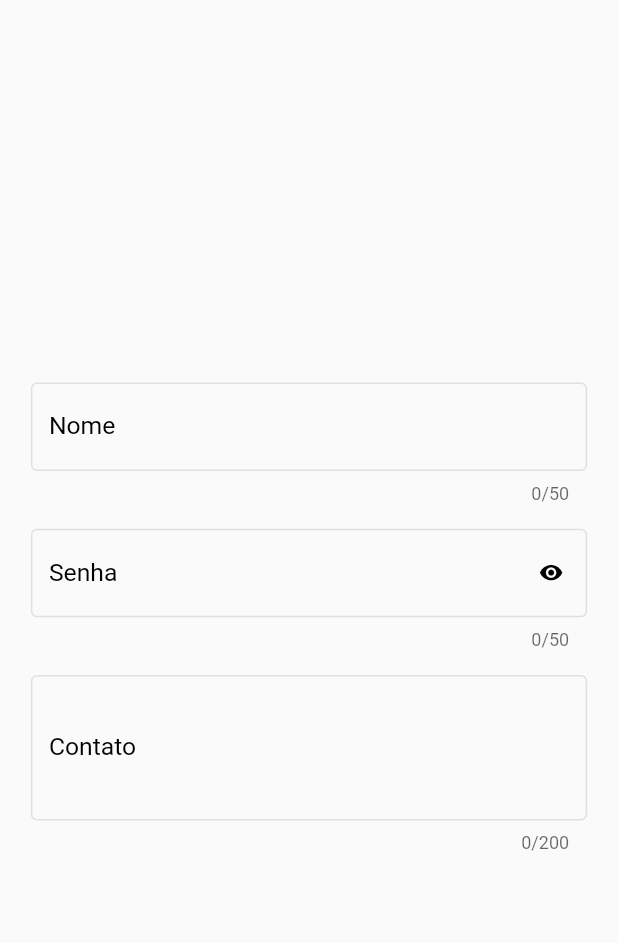
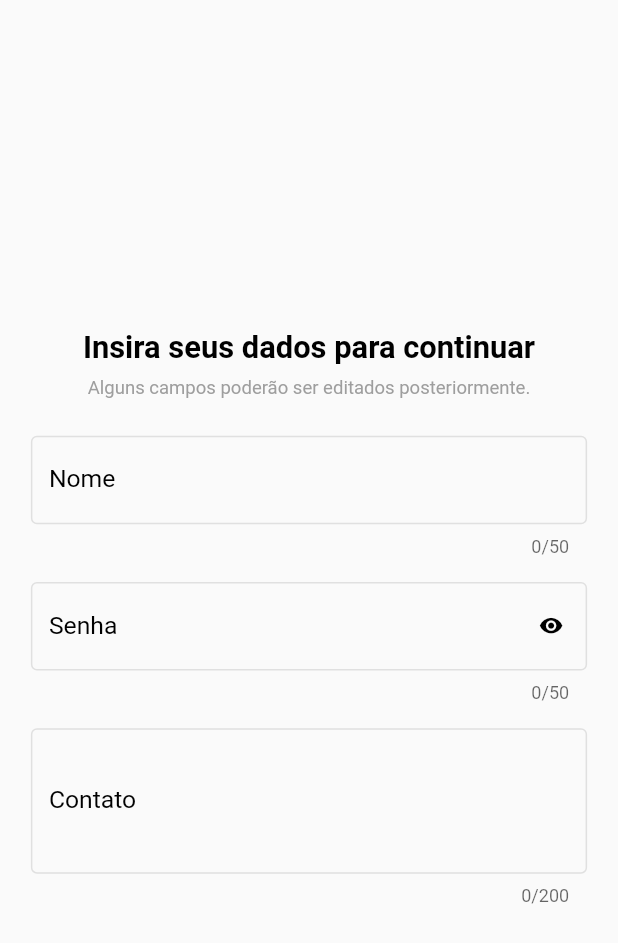
Before and after one commit to cecruzbrito/repime, a Flutter app: the RegistrarLocadorPage screen opened by its route, on a phone screen of 412 x 824 dp. Shown: the top 943 px of the screen. Run offline on Flutter 3.47's test engine with Material 2 defaults, Android fonts, the phone set to English and light mode, and no system bars; our stand-ins replace flutter_mobx, flutter_modular, image_picker, mobx; missing offline and left inert: postgres; generated files the repository leaves out were written again.

Commit message:
Registrar Locador (Parte 3)

```diff
--- a/lib/app/global_widgets/field_app/blocs/settings_field_app.dart
+++ b/lib/app/global_widgets/field_app/blocs/settings_field_app.dart
@@ -10,6 +10,8 @@ class SettingsFieldApp {
   Widget? suffixWidget;
   int? max;
   bool isMultLine;
+  bool? isAlternative;
+
   SettingsFieldApp(
       {this.hintText,
       this.max,
@@ -19,6 +21,7 @@ class SettingsFieldApp {
       this.ctr,
       this.validator,
       this.isMultLine = false,
+      this.isAlternative = false,
       this.obscureText = false,
       this.suffixWidget});
 }
--- a/lib/app/pages/registrar_locador_page/registrar_locador_page.dart
+++ b/lib/app/pages/registrar_locador_page/registrar_locador_page.dart
@@ -2,8 +2,10 @@ import 'package:flutter/material.dart';
 import 'package:flutter_mobx/flutter_mobx.dart';
 import 'package:repime/app/global_widgets/loading_app/loading_app.dart';
 import 'package:repime/app/pages/registrar_locador_page/ctr_registrar_locador_page/ctr_registrar_locador_page.dart';
+import 'package:repime/app/pages/registrar_locador_page/widgets/parte_2/insercao_dados_parte_2.dart';
 
 import 'widgets/parte_1/insercao_dados_parte_1.dart';
+import 'widgets/parte_3/insercao_dados_parte_3.dart';
 
 class RegistrarLocadorPage extends StatefulWidget {
   const RegistrarLocadorPage({super.key});
@@ -25,7 +27,21 @@ class _RegistrarLocadorPageState extends State<RegistrarLocadorPage> {
           }
           return Padding(
               padding: EdgeInsets.symmetric(horizontal: _size.width * .05, vertical: _size.height * .02),
-              child: InsercaoDadosParte1(ctrRegistrarLocador: ctr));
+              child: AnimatedSwitcher(
+                duration: const Duration(milliseconds: 800),
+                child: Observer(builder: (_) {
+                  switch (ctr.atualIndex) {
+                    case 0:
+                      return InsercaoDadosParte1(ctrRegistrarLocador: ctr);
+                    case 1:
+                      return InsercaoDadosParte2(ctrRegistrarLocadorPage: ctr);
+                    case 3:
+                      return InsercaoDadosParte3(ctrRegistrarLocadorPage: ctr);
+                    default:
+                      return Container();
+                  }
+                }),
+              ));
         }));
   }
 }
--- /dev/null
+++ b/lib/app/pages/registrar_locador_page/widgets/parte_1/cabecalho.dart
@@ -0,0 +1,24 @@
+import 'package:flutter/material.dart';
+
+class Cabecalho extends StatelessWidget {
+  const Cabecalho({super.key});
+
+  @override
+  Widget build(BuildContext context) {
+    var _size = MediaQuery.of(context).size;
+    return Column(
+      children: [
+        Text(
+          'Insira seus dados para continuar',
+          style: TextStyle(fontSize: _size.height * .025, fontWeight: FontWeight.bold, color: Colors.black),
+        ),
+        SizedBox(height: _size.height * .01),
+        Text(
+          "Alguns campos poderão ser editados posteriormente.",
+          style: TextStyle(fontSize: _size.height * .015, color: Colors.grey),
+        ),
+        SizedBox(height: _size.height * .03),
+      ],
+    );
+  }
+}
--- a/lib/app/pages/registrar_locador_page/widgets/parte_1/insercao_dados_parte_1.dart
+++ b/lib/app/pages/registrar_locador_page/widgets/parte_1/insercao_dados_parte_1.dart
@@ -5,6 +5,7 @@ import 'package:repime/app/pages/registrar_locador_page/widgets/parte_1/button_c
 import '../../../../global_widgets/field_app/blocs/settings_field_app.dart';
 import '../../../../global_widgets/field_app/field_app.dart';
 import '../../ctr_registrar_locador_page/ctr_registrar_locador_page.dart';
+import 'cabecalho.dart';
 import 'suffix_icon_senha.dart';
 
 class InsercaoDadosParte1 extends StatelessWidget {
@@ -21,6 +22,7 @@ class InsercaoDadosParte1 extends StatelessWidget {
             mainAxisAlignment: MainAxisAlignment.center,
             crossAxisAlignment: CrossAxisAlignment.center,
             children: [
+              Cabecalho(),
               FieldApp(
                   settingsFieldApp: SettingsFieldApp(
                       ctr: ctrRegistrarLocador.ctrTextNome,
--- /dev/null
+++ b/lib/app/pages/registrar_locador_page/widgets/parte_2/cabecalho.dart
@@ -0,0 +1,24 @@
+import 'package:flutter/material.dart';
+
+class Cabecalho extends StatelessWidget {
+  const Cabecalho({super.key});
+
+  @override
+  Widget build(BuildContext context) {
+    var _size = MediaQuery.of(context).size;
+    return Column(
+      children: [
+        Text(
+          'Deseja adicionar uma foto?',
+          style: TextStyle(fontSize: _size.height * .025, fontWeight: FontWeight.bold, color: Colors.black),
+        ),
+        SizedBox(height: _size.height * .01),
+        Text(
+          "É opcional, se não quiser, pode continuar.",
+          style: TextStyle(fontSize: _size.height * .015, color: Colors.grey),
+        ),
+        SizedBox(height: _size.height * .03),
+      ],
+    );
+  }
+}
```
Also changed, not shown: lib/app/blocs/util/enum_tipos_residencia/enum_tipo_residencia.dart (added, +14 -0 lines), lib/app/blocs/util/enum_tipos_residencia/store_enum/store_enum_tipo_residencia.dart (added, +16 -0 lines), lib/app/global_widgets/button_icon/button_icon_app.dart (added, +32 -0 lines), lib/app/global_widgets/button_text_app/button_text_app.dart (+10 -5 lines), lib/app/pages/registrar_locador_page/ctr_registrar_locador_page/ctr_registrar_locador_page.dart (+53 -1 lines), lib/app/pages/registrar_locador_page/widgets/parte_2/avatar.dart (added, +73 -0 lines), lib/app/pages/registrar_locador_page/widgets/parte_2/button_continue_2.dart (added, +23 -0 lines), lib/app/pages/registrar_locador_page/widgets/parte_2/button_voltar.dart (added, +16 -0 lines), lib/app/pages/registrar_locador_page/widgets/parte_2/insercao_dados_parte_2.dart (added, +40 -0 lines), lib/app/pages/registrar_locador_page/widgets/parte_3/insercao_dados_parte_3.dart (added, +43 -0 lines), lib/app/pages/registrar_locador_page/widgets/parte_3/item_residencia.dart (added, +45 -0 lines), lib/app/pages/registrar_locador_page/widgets/parte_3/selecione_tipo.dart (added, +27 -0 lines), lib/app/blocs/util/enum_tipos_residencia/store_enum/store_enum_tipo_residencia.g.dart (added), lib/app/pages/registrar_locador_page/ctr_registrar_locador_page/ctr_registrar_locador_page.g.dart.
